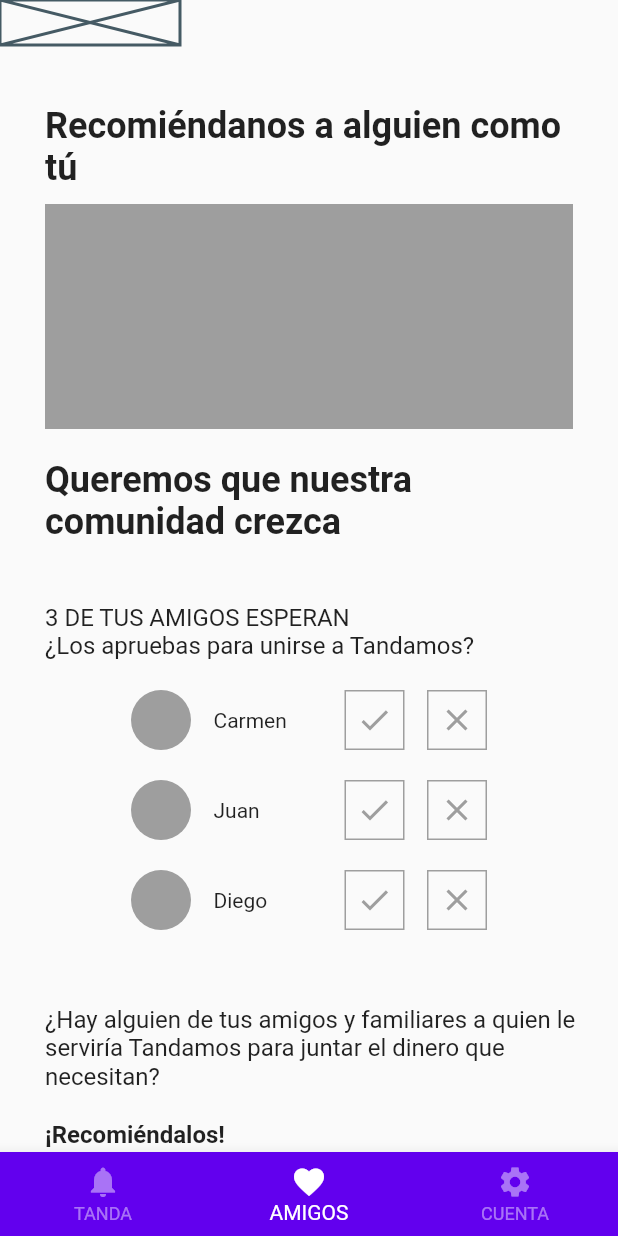
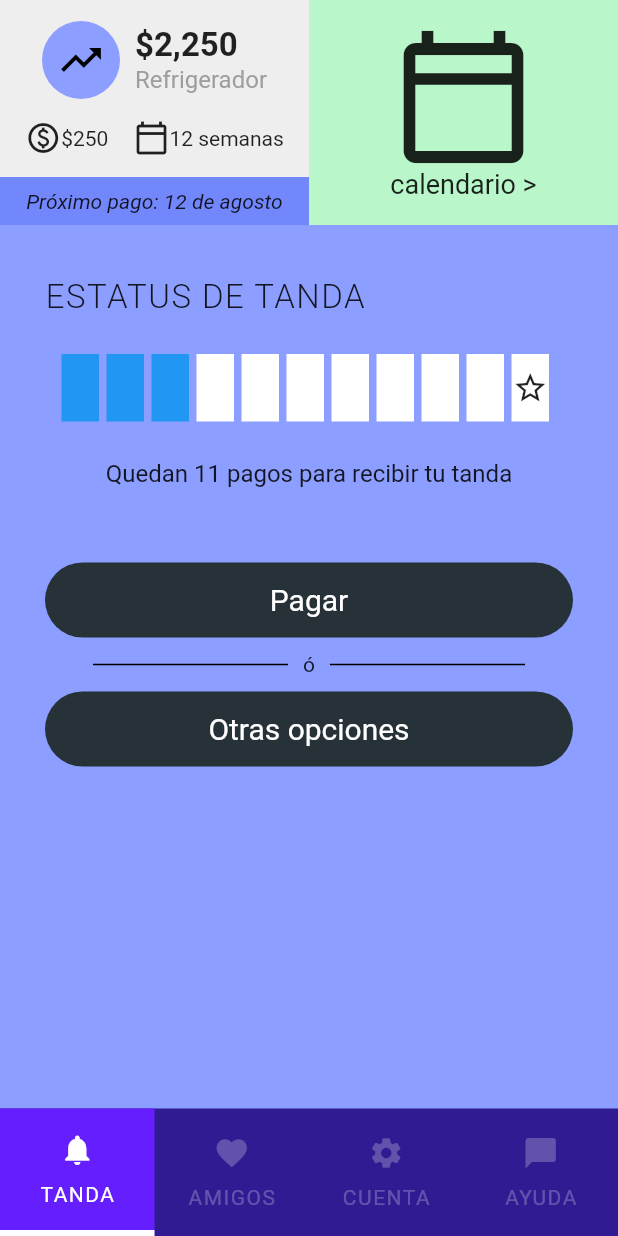
Before and after one commit to sjmamani/tandamos, a Flutter app: the screen it shows after launch, on a phone screen of 412 x 824 dp. Run offline on Flutter 3.47's test engine with Material 2 defaults, Android fonts, the phone set to English and light mode, and no system bars.

Commit message:
Agrega pantalla de user dashboard

```diff
--- /dev/null
+++ b/analysis_options.yaml
@@ -0,0 +1 @@
+include: package:lint/analysis_options.yaml
--- a/lib/screens/commons/custom_bottom_nav_bar.dart
+++ b/lib/screens/commons/custom_bottom_nav_bar.dart
@@ -1,32 +1,87 @@
 import 'package:flutter/material.dart';
-import 'package:tandamos/util/colors.dart';
 
-class CustomBottomNavBar extends StatelessWidget {
-  const CustomBottomNavBar({
-    Key? key,
-  }) : super(key: key);
+class CustomBottomNavbar extends StatelessWidget {
+  const CustomBottomNavbar({Key? key}) : super(key: key);
 
   @override
   Widget build(BuildContext context) {
-    return BottomNavigationBar(
-      currentIndex: 1,
-      backgroundColor: primaryColor,
-      selectedItemColor: Colors.white,
-      unselectedItemColor: Colors.white.withOpacity(0.45),
-      items: [
-        BottomNavigationBarItem(
-          icon: Icon(Icons.notifications),
+    return Material(
+      color: Colors.deepPurple[900],
+      child: SizedBox(
+        height: 85,
+        child: Row(
+          children: const [
+            CustomItemNavbar(
+              icon: Icons.notifications,
               label: 'TANDA',
+              isSelected: true,
             ),
-        BottomNavigationBarItem(
-          icon: Icon(Icons.favorite),
+            CustomItemNavbar(
+              icon: Icons.favorite,
               label: 'AMIGOS',
             ),
-        BottomNavigationBarItem(
-          icon: Icon(Icons.settings),
+            CustomItemNavbar(
+              icon: Icons.settings,
               label: 'CUENTA',
             ),
+            CustomItemNavbar(
+              icon: Icons.chat_bubble,
+              label: 'AYUDA',
+            ),
           ],
+        ),
+      ),
     );
   }
 }
+
+class CustomItemNavbar extends StatelessWidget {
+  const CustomItemNavbar({
+    Key? key,
+    required this.icon,
+    this.label = '',
+    this.isSelected = false,
+  }) : super(key: key);
+
+  final IconData icon;
+  final String label;
+  final bool isSelected;
+
+  @override
+  Widget build(BuildContext context) {
+    return Expanded(
+      child: Container(
+        decoration: BoxDecoration(
+          color: isSelected ? Colors.deepPurpleAccent[400] : Colors.transparent,
+          border: isSelected
+              ? const Border(
+                  bottom: BorderSide(
+                    color: Colors.white,
+                    width: 4.0,
+                  ),
+                )
+              : null,
+        ),
+        child: Column(
+          mainAxisAlignment: MainAxisAlignment.center,
+          children: [
+            Icon(
+              icon,
+              color: isSelected ? Colors.white : Colors.white24,
+            ),
+            const SizedBox(
+              height: 10,
+            ),
+            Text(
+              label,
+              style: TextStyle(
+                color: isSelected ? Colors.white : Colors.white24,
+                letterSpacing: 1,
+              ),
+            ),
+          ],
+        ),
+      ),
+    );
+  }
+}
--- a/lib/screens/commons/custom_divider.dart
+++ b/lib/screens/commons/custom_divider.dart
@@ -18,7 +18,7 @@ class CustomDivider extends StatelessWidget {
           height: 1,
           width: 130,
         ),
-        Text('ó'),
+        const Text('ó'),
         Container(
           margin: const EdgeInsets.only(
             left: 10,
--- a/lib/screens/commons/custom_text_field.dart
+++ b/lib/screens/commons/custom_text_field.dart
@@ -21,7 +21,7 @@ class CustomTextField extends StatelessWidget {
       ),
       child: TextField(
         decoration: InputDecoration(
-          focusedBorder: UnderlineInputBorder(
+          focusedBorder: const UnderlineInputBorder(
             borderSide: BorderSide(color: primaryColor),
           ),
           hintText: hintText,
--- a/lib/screens/commons/main_title.dart
+++ b/lib/screens/commons/main_title.dart
@@ -16,7 +16,7 @@ class MainTitle extends StatelessWidget {
       ),
       child: Text(
         title,
-        style: TextStyle(
+        style: const TextStyle(
           fontSize: 32,
         ),
       ),
--- a/lib/screens/commons/primary_custom_button.dart
+++ b/lib/screens/commons/primary_custom_button.dart
@@ -6,9 +6,13 @@ class PrimaryCustomButton extends StatelessWidget {
   const PrimaryCustomButton({
     Key? key,
     required this.text,
+    this.color = primaryColor,
+    required this.onPressed,
   }) : super(key: key);
 
   final String text;
+  final Color color;
+  final Function() onPressed;
 
   @override
   Widget build(BuildContext context) {
@@ -17,17 +21,17 @@ class PrimaryCustomButton extends StatelessWidget {
         vertical: 10,
       ),
       child: ElevatedButton(
-        onPressed: () {},
-        child: Text(text),
+        onPressed: onPressed,
         style: ElevatedButton.styleFrom(
-          fixedSize: Size(250, 60),
+          minimumSize: const Size.fromHeight(50),
           textStyle: const TextStyle(fontSize: 20),
           elevation: 0.0,
-          primary: primaryColor,
+          primary: color,
           shape: RoundedRectangleBorder(
             borderRadius: BorderRadius.circular(50),
           ),
         ),
+        child: Text(text),
       ),
     );
   }
--- a/lib/screens/commons/secondary_custom_button.dart
+++ b/lib/screens/commons/secondary_custom_button.dart
@@ -20,20 +20,20 @@ class SecondaryCustomButton extends StatelessWidget {
       ),
       child: OutlinedButton(
         onPressed: onPressed,
-        child: Text(
-          text,
-          style: TextStyle(
-            color: primaryColor,
-          ),
-        ),
         style: ElevatedButton.styleFrom(
-          fixedSize: Size(250, 60),
+          fixedSize: const Size(250, 60),
           textStyle: const TextStyle(fontSize: 20),
           elevation: 0.0,
           shape: RoundedRectangleBorder(
             borderRadius: BorderRadius.circular(50),
           ),
-          side: BorderSide(color: primaryColor),
+          side: const BorderSide(color: primaryColor),
+        ),
+        child: Text(
+          text,
+          style: const TextStyle(
+            color: primaryColor,
+          ),
         ),
       ),
     );
--- a/lib/screens/commons/switch_text.dart
+++ b/lib/screens/commons/switch_text.dart
@@ -24,14 +24,14 @@ class SwitchText extends StatelessWidget {
         mainAxisAlignment: MainAxisAlignment.center,
         children: [
           Text(text),
-          SizedBox(
+          const SizedBox(
             width: 10,
           ),
           GestureDetector(
             onTap: navigateTo,
             child: Text(
               linkedText,
-              style: TextStyle(
+              style: const TextStyle(
                 color: primaryColor,
                 fontWeight: FontWeight.bold,
                 decoration: TextDecoration.underline,
--- a/lib/screens/log_in/log_in_screen.dart
+++ b/lib/screens/log_in/log_in_screen.dart
@@ -40,6 +40,7 @@ class LogInScreen extends StatelessWidget {
             ForgotPasswordText(),
             PrimaryCustomButton(
               text: 'Ingresar',
+              onPressed: () {},
             ),
             CustomDivider(),
             SecondaryCustomButton(
--- a/lib/screens/reference/reference_screen.dart
+++ b/lib/screens/reference/reference_screen.dart
@@ -11,15 +11,15 @@ class ReferenceScreen extends StatelessWidget {
   @override
   Widget build(BuildContext context) {
     return Scaffold(
-      bottomNavigationBar: CustomBottomNavBar(),
+      bottomNavigationBar: const CustomBottomNavbar(),
       body: SafeArea(
         child: SingleChildScrollView(
           child: Column(
             crossAxisAlignment: CrossAxisAlignment.start,
-            children: [
+            children: const [
               TandamosLogo(),
               Padding(
-                padding: const EdgeInsets.only(
+                padding: EdgeInsets.only(
                   top: 40,
                   left: 30,
                   right: 20,
@@ -34,7 +34,7 @@ class ReferenceScreen extends StatelessWidget {
               ),
               BannerRecommendUs(),
               Padding(
-                padding: const EdgeInsets.only(
+                padding: EdgeInsets.only(
                   top: 10,
                   left: 30,
                   right: 20,
@@ -48,7 +48,7 @@ class ReferenceScreen extends StatelessWidget {
                 ),
               ),
               Padding(
-                padding: const EdgeInsets.only(
+                padding: EdgeInsets.only(
                   top: 40,
                   left: 30,
                 ),
@@ -60,7 +60,7 @@ class ReferenceScreen extends StatelessWidget {
                 ),
               ),
               Padding(
-                padding: const EdgeInsets.only(
+                padding: EdgeInsets.only(
                   left: 30,
                   bottom: 10,
                 ),
@@ -73,7 +73,7 @@ class ReferenceScreen extends StatelessWidget {
               ),
               FriendsToJoin(),
               Padding(
-                padding: const EdgeInsets.only(
+                padding: EdgeInsets.only(
                   top: 40,
                   left: 30,
                 ),
@@ -85,7 +85,7 @@ class ReferenceScreen extends StatelessWidget {
                 ),
               ),
               Padding(
-                padding: const EdgeInsets.only(
+                padding: EdgeInsets.only(
                   top: 20,
                   left: 30,
                 ),
@@ -116,7 +116,7 @@ class FriendsToJoin extends StatelessWidget {
   @override
   Widget build(BuildContext context) {
     return Column(
-      children: [
+      children: const [
         FriendItem(
           name: 'Carmen',
         ),
--- a/lib/screens/sign_up/sign_up_screen.dart
+++ b/lib/screens/sign_up/sign_up_screen.dart
@@ -65,6 +65,7 @@ class SignUpScreen extends StatelessWidget {
               ),
               PrimaryCustomButton(
                 text: 'Crear cuenta',
+                onPressed: () {},
               ),
               CustomDivider(),
               SecondaryCustomButton(
--- /dev/null
+++ b/lib/screens/user_dashboard/user_dashboard_screen.dart
@@ -0,0 +1,24 @@
+import 'package:flutter/material.dart';
+import 'package:tandamos/screens/commons/custom_bottom_nav_bar.dart';
+import 'package:tandamos/screens/user_dashboard/widgets/custom_header.dart';
+import 'package:tandamos/screens/user_dashboard/widgets/main_content.dart';
+
+class UserDashboardScreen extends StatelessWidget {
+  const UserDashboardScreen({Key? key}) : super(key: key);
+
+  @override
+  Widget build(BuildContext context) {
+    return SafeArea(
+      child: Scaffold(
+        backgroundColor: Colors.indigoAccent[100],
+        bottomNavigationBar: const CustomBottomNavbar(),
+        body: Column(
+          children: const [
+            CustomHeader(),
+            MainContent(),
+          ],
+        ),
+      ),
+    );
+  }
+}
--- /dev/null
+++ b/lib/screens/user_dashboard/widgets/custom_header.dart
@@ -0,0 +1,138 @@
+import 'package:flutter/material.dart';
+
+class CustomHeader extends StatelessWidget {
+  const CustomHeader({
+    Key? key,
+  }) : super(key: key);
+
+  @override
+  Widget build(BuildContext context) {
+    return Container(
+      width: double.infinity,
+      color: Colors.grey[200],
+      height: 150,
+      child: Row(
+        children: const [
+          InformacionDePago(),
+          CalendarioButton(),
+        ],
+      ),
+    );
+  }
+}
+
+class CalendarioButton extends StatelessWidget {
+  const CalendarioButton({
+    Key? key,
+  }) : super(key: key);
+
+  @override
+  Widget build(BuildContext context) {
+    return Expanded(
+      child: Container(
+        color: Colors.greenAccent[100],
+        child: GestureDetector(
+          onTap: () {},
+          child: Column(
+            mainAxisAlignment: MainAxisAlignment.center,
+            children: const [
+              Icon(
+                Icons.calendar_today_outlined,
+                size: 96,
+              ),
+              Text(
+                'calendario >',
+                style: TextStyle(
+                  fontSize: 18,
+                ),
+              ),
+            ],
+          ),
+        ),
+      ),
+    );
+  }
+}
+
+class InformacionDePago extends StatelessWidget {
+  const InformacionDePago({
+    Key? key,
+  }) : super(key: key);
+
+  @override
+  Widget build(BuildContext context) {
+    return Expanded(
+      child: Column(
+        children: [
+          const Spacer(),
+          Row(
+            mainAxisAlignment: MainAxisAlignment.center,
+            children: [
+              CircleAvatar(
+                backgroundColor: Colors.indigoAccent[100],
+                radius: 26,
+                child: const Icon(
+                  Icons.trending_up,
+                  color: Colors.black,
+                  size: 32,
+                ),
+              ),
+              const SizedBox(
+                width: 10,
+              ),
+              Column(
+                crossAxisAlignment: CrossAxisAlignment.start,
+                children: const [
+                  Text(
+                    '\$2,250',
+                    style: TextStyle(
+                      fontSize: 22,
+                      fontWeight: FontWeight.w600,
+                    ),
+                  ),
+                  Text(
+                    'Refrigerador',
+                    style: TextStyle(
+                      fontSize: 16,
+                      color: Colors.grey,
+                    ),
+                  ),
+                ],
+              ),
+            ],
+          ),
+          const Spacer(),
+          Row(
+            mainAxisAlignment: MainAxisAlignment.spaceEvenly,
+            children: [
+              Row(
+                children: const [
+                  Icon(Icons.paid_outlined),
+                  Text('\$250'),
+                ],
+              ),
+              Row(
+                children: const [
+                  Icon(Icons.calendar_today_outlined),
+                  Text('12 semanas'),
+                ],
+              ),
+            ],
+          ),
+          const Spacer(),
+          Container(
+            padding: const EdgeInsets.symmetric(vertical: 8),
+            alignment: Alignment.bottomCenter,
+            color: Colors.indigoAccent.withOpacity(0.8),
+            child: const Text(
+              'Próximo pago: 12 de agosto',
+              style: TextStyle(
+                fontStyle: FontStyle.italic,
+              ),
+            ),
+          ),
+        ],
+      ),
+    );
+  }
+}
--- /dev/null
+++ b/lib/screens/user_dashboard/widgets/main_content.dart
@@ -0,0 +1,100 @@
+import 'package:flutter/material.dart';
+import 'package:tandamos/screens/commons/custom_divider.dart';
+import 'package:tandamos/screens/commons/primary_custom_button.dart';
+
+class MainContent extends StatelessWidget {
+  const MainContent({
+    Key? key,
+  }) : super(key: key);
+
+  @override
+  Widget build(BuildContext context) {
+    return SingleChildScrollView(
+      child: Padding(
+        padding: const EdgeInsets.symmetric(
+          horizontal: 30,
+          vertical: 15,
+        ),
+        child: Column(
+          children: [
+            const Align(
+              alignment: Alignment.centerLeft,
+              child: Padding(
+                padding: EdgeInsets.only(bottom: 25, top: 20),
+                child: Text(
+                  'ESTATUS DE TANDA',
+                  style: TextStyle(
+                      fontSize: 22,
+                      letterSpacing: 1,
+                      fontWeight: FontWeight.w300),
+                ),
+              ),
+            ),
+            const EstatusTanda(
+              cantMaxima: 11,
+              cantPagados: 3,
+              posicionEstrella: 11,
+            ),
+            const Padding(
+              padding: EdgeInsets.only(top: 25, bottom: 40),
+              child: Text(
+                'Quedan 11 pagos para recibir tu tanda',
+                style: TextStyle(
+                  fontSize: 16,
+                ),
+              ),
+            ),
+            PrimaryCustomButton(
+              text: 'Pagar',
+              color: Colors.blueGrey[900]!,
+              onPressed: () {},
+            ),
+            const CustomDivider(),
+            PrimaryCustomButton(
+              text: 'Otras opciones',
+              color: Colors.blueGrey[900]!,
+              onPressed: () {},
+            ),
+          ],
+        ),
+      ),
+    );
+  }
+}
+
+class EstatusTanda extends StatelessWidget {
+  const EstatusTanda({
+    Key? key,
+    required this.cantMaxima,
+    required this.cantPagados,
+    required this.posicionEstrella,
+  })  : assert(posicionEstrella < 0 || posicionEstrella >= cantMaxima,
+            'La posición de la estrella debe ser mayor a 0 y menor a la cantidad máxima'),
+        assert(cantPagados < cantMaxima,
+            'La cantidad de pagos debe ser menor o igual a la cantidad máxima'),
+        assert(
+            cantPagados > 0, 'La cantidad de pagos debe ser mayor o igual a 0'),
+        super(key: key);
+
+  final int cantMaxima;
+  final int cantPagados;
+  final int posicionEstrella;
+
+  @override
+  Widget build(BuildContext context) {
+    return Wrap(
+      children: List.generate(
+        cantMaxima,
+        (index) => Container(
+          margin: const EdgeInsets.only(right: 5),
+          color: index >= cantPagados ? Colors.white : Colors.blue,
+          width: 25,
+          height: 45,
+          child: index == (posicionEstrella - 1)
+              ? const Icon(Icons.star_border_outlined)
+              : null,
+        ),
+      ),
+    );
+  }
+}
--- a/lib/tendamos_app.dart
+++ b/lib/tendamos_app.dart
@@ -1,6 +1,5 @@
 import 'package:flutter/material.dart';
-import 'package:tandamos/screens/log_in/log_in_screen.dart';
-import 'package:tandamos/screens/reference/reference_screen.dart';
+import 'package:tandamos/screens/user_dashboard/user_dashboard_screen.dart';
 import 'package:tandamos/util/colors.dart';
 
 class TendamosApp extends StatelessWidget {
@@ -11,8 +10,7 @@ class TendamosApp extends StatelessWidget {
       theme: ThemeData(
         primaryColor: primaryColor,
       ),
-      // home: LogInScreen(),
-      home: ReferenceScreen(),
+      home: const UserDashboardScreen(),
     );
   }
 }
--- a/lib/util/colors.dart
+++ b/lib/util/colors.dart
@@ -1,3 +1,3 @@
 import 'dart:ui';
 
-Color primaryColor = Color(0xFF6200EE);
+const Color primaryColor = Color(0xFF6200EE);
```
Also changed, not shown: pubspec.yaml (+4 -11 lines), pubspec.lock. Lines whose indentation alone changed are shown as unchanged.
